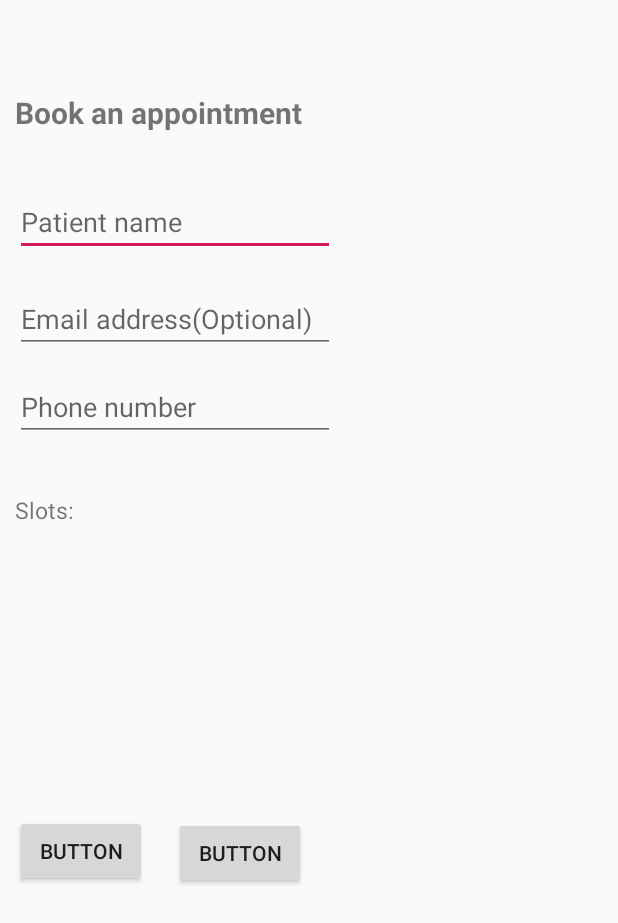
After one commit to akashrajkr/Appointy, an Android app: the patientActivity screen opened directly, with no data from a screen before it, on a phone screen of 412 x 824 dp. The commit adds this screen. Shown: the top 923 px of the screen. Run offline under Robolectric (Android 15) with nearby library versions, the phone set to English and light mode, and no system bars.

Commit message:
added patient activity but it doesn't open if clicked on i'm patient button.

```diff
--- a/app/src/main/AndroidManifest.xml
+++ b/app/src/main/AndroidManifest.xml
@@ -26,7 +26,8 @@
         <activity
             android:name=".doctorLogin"
             android:screenOrientation="portrait" />
-        <activity android:name=".doctorActivity"></activity>
+        <activity android:name=".doctorActivity" />
+        <activity android:name=".patientActivity"></activity>
     </application>
 
 </manifest>
--- a/app/src/main/java/akash/haxkers/com/appointy/MainActivity.java
+++ b/app/src/main/java/akash/haxkers/com/appointy/MainActivity.java
@@ -21,6 +21,9 @@ public class MainActivity extends AppCompatActivity implements View.OnClickListe
             case R.id.doctorbutton :
                 startActivity(new Intent(this, doctorLogin.class));
                 break;
+            case R.id.patientbutton:
+                startActivity(new Intent(this, patientActivity.class));
+                break;
         }
     }
 }
--- a/app/src/main/java/akash/haxkers/com/appointy/doctorActivity.java
+++ b/app/src/main/java/akash/haxkers/com/appointy/doctorActivity.java
@@ -2,12 +2,46 @@ package akash.haxkers.com.appointy;
 
 import android.support.v7.app.AppCompatActivity;
 import android.os.Bundle;
+import android.support.v7.widget.RecyclerView;
+import android.widget.ArrayAdapter;
+import android.widget.ListView;
+import android.widget.TextView;
 
-public class doctorActivity extends AppCompatActivity {
+import com.google.firebase.auth.FirebaseAuth;
+import com.google.firebase.auth.FirebaseUser;
 
+import org.w3c.dom.Text;
+
+import java.util.ArrayList;
+import java.util.List;
+
+public class doctorActivity extends AppCompatActivity
+{
+
+//    FirebaseAuth mAuth;
+//    TextView name =(TextView) findViewById(R.id.name);
+//    ListView listview = (ListView) findViewById(R.id.list);
+//    ArrayList<String> list = new ArrayList<String>();
+//    ArrayAdapter<String> adapter;
     @Override
     protected void onCreate(Bundle savedInstanceState) {
         super.onCreate(savedInstanceState);
         setContentView(R.layout.activity_doctor);
+
+//        list.add("Slot 1");
+//        list.add("Slot2");
+//        list.add("Slot3");
+//        list.add("Slot4");
+//
+//        adapter = new ArrayAdapter<String>(doctorActivity.this, android.R.layout.simple_expandable_list_item_1,list);
+//        listview.setAdapter(adapter);
+//        mAuth = FirebaseAuth.getInstance();
+//        loadUserInformation();
     }
+
+//    private void loadUserInformation() {
+//        FirebaseUser user = mAuth.getCurrentUser();
+//        name.setText(user.getEmail());
+//    }
+
 }
--- a/app/src/main/java/akash/haxkers/com/appointy/doctorLogin.java
+++ b/app/src/main/java/akash/haxkers/com/appointy/doctorLogin.java
@@ -26,7 +26,6 @@ public class doctorLogin extends AppCompatActivity implements View.OnClickListen
         findViewById(R.id.docsubmit).setOnClickListener(this);
         userMail = findViewById(R.id.etUsermail);
         password = findViewById(R.id.etPassword);
-
         mAuth = FirebaseAuth.getInstance();
 
     }
@@ -64,7 +63,6 @@ public class doctorLogin extends AppCompatActivity implements View.OnClickListen
                 if(task.isSuccessful()){
                     Intent intent = new Intent(doctorLogin.this, doctorActivity.class);
                     intent.addFlags(Intent.FLAG_ACTIVITY_CLEAR_TOP);
-
                     startActivity(intent);
                 }
                 else{
@@ -72,7 +70,6 @@ public class doctorLogin extends AppCompatActivity implements View.OnClickListen
                 }
             }
         });
-
 
     }
 
--- /dev/null
+++ b/app/src/main/java/akash/haxkers/com/appointy/patientActivity.java
@@ -0,0 +1,13 @@
+package akash.haxkers.com.appointy;
+
+import android.support.v7.app.AppCompatActivity;
+import android.os.Bundle;
+
+public class patientActivity extends AppCompatActivity {
+    private boolean booked = false;
+    @Override
+    protected void onCreate(Bundle savedInstanceState) {
+        super.onCreate(savedInstanceState);
+        setContentView(R.layout.activity_patient);
+    }
+}
--- a/app/src/main/res/layout/activity_doctor.xml
+++ b/app/src/main/res/layout/activity_doctor.xml
@@ -4,12 +4,59 @@
     xmlns:tools="http://schemas.android.com/tools"
     android:layout_width="match_parent"
     android:layout_height="match_parent"
-    tools:context=".doctorActivity">
+    tools:context=".doctorActivity"
+    android:padding="10dp">
+
     <TextView
+        android:id="@+id/name"
         android:layout_width="wrap_content"
         android:layout_height="wrap_content"
-        android:text="Hello"
-        android:layout_centerHorizontal="true"
-        android:layout_centerVertical="true"/>
+        android:layout_alignParentStart="true"
+        android:layout_alignParentTop="true"
+        android:layout_marginStart="9dp"
+        android:layout_marginTop="44dp"
+        android:text="Hello, Doctor "
+        android:textSize="30dp" />
+
+    <TextView
+        android:id="@+id/textView2"
+        android:layout_width="wrap_content"
+        android:layout_height="wrap_content"
+        android:layout_alignStart="@+id/name"
+        android:layout_alignParentTop="true"
+        android:layout_marginStart="0dp"
+        android:layout_marginTop="111dp"
+        android:text="Here's your scheduled appointments for today" />
+
+    <!--<ScrollView-->
+        <!--android:id="@+id/list"-->
+        <!--android:layout_width="match_parent"-->
+        <!--android:layout_height="434dp"-->
+        <!--android:layout_alignParentTop="true"-->
+        <!--android:layout_alignParentEnd="true"-->
+        <!--android:layout_marginTop="194dp"-->
+        <!--android:layout_marginEnd="10dp"-->
+        <!--android:scrollbars="vertical">-->
+
+        <!--<TextView-->
+            <!--android:layout_width="match_parent"-->
+            <!--android:layout_height="wrap_content"-->
+            <!--android:text="Slot1"-->
+            <!--android:textSize="20sp" />-->
+
+        <!--<TextView-->
+            <!--android:layout_width="match_parent"-->
+            <!--android:layout_height="wrap_content"-->
+            <!--android:text="Slot2"-->
+            <!--android:textSize="20sp" />-->
+
+    <!--</ScrollView>-->
+
+    <!--<ScrollView-->
+        <!--android:layout_width="match_parent"-->
+        <!--android:layout_height="400dp"-->
+        <!--android:layout_marginTop="200dp">-->
+    <!--</ScrollView>-->
+
 
 </RelativeLayout>
--- /dev/null
+++ b/app/src/main/res/layout/activity_patient.xml
@@ -0,0 +1,97 @@
+<?xml version="1.0" encoding="utf-8"?>
+<RelativeLayout xmlns:android="http://schemas.android.com/apk/res/android"
+    xmlns:app="http://schemas.android.com/apk/res-auto"
+    xmlns:tools="http://schemas.android.com/tools"
+    android:layout_width="match_parent"
+    android:layout_height="match_parent"
+    android:padding="10dp"
+    tools:context=".patientActivity">
+
+
+    <EditText
+        android:id="@+id/etPatName"
+        android:layout_width="wrap_content"
+        android:layout_height="wrap_content"
+        android:layout_alignParentTop="true"
+        android:layout_marginStart="0dp"
+        android:layout_marginTop="115dp"
+        android:ems="10"
+        android:hint="Patient name"
+        android:inputType="textPersonName"
+        tools:layout_editor_absoluteX="42dp"
+        tools:layout_editor_absoluteY="103dp" />
+
+    <EditText
+        android:id="@+id/editText2"
+        android:layout_width="wrap_content"
+        android:layout_height="wrap_content"
+        android:layout_below="@+id/Book"
+        android:layout_marginTop="101dp"
+        android:ems="10"
+        android:hint="Email address(Optional)"
+        android:inputType="textEmailAddress"
+        tools:layout_editor_absoluteX="42dp"
+        tools:layout_editor_absoluteY="164dp" />
+
+    <EditText
+        android:id="@+id/editText3"
+        android:layout_width="wrap_content"
+        android:layout_height="wrap_content"
+        android:layout_below="@+id/editText2"
+        android:layout_alignStart="@+id/Book"
+        android:layout_marginStart="0dp"
+        android:layout_marginTop="13dp"
+        android:ems="10"
+        android:hint="Phone number"
+        android:inputType="phone"
+        tools:layout_editor_absoluteX="42dp"
+        tools:layout_editor_absoluteY="228dp" />
+
+    <Button
+        android:id="@+id/button"
+        android:layout_width="wrap_content"
+        android:layout_height="wrap_content"
+        android:layout_alignParentStart="true"
+        android:layout_alignParentBottom="true"
+        android:layout_marginStart="106dp"
+        android:layout_marginBottom="221dp"
+        android:text="Button"
+        tools:layout_editor_absoluteX="42dp"
+        tools:layout_editor_absoluteY="322dp" />
+
+    <Button
+        android:id="@+id/button2"
+        android:layout_width="wrap_content"
+        android:layout_height="wrap_content"
+        android:layout_alignTop="@+id/button"
+        android:layout_marginTop="-1dp"
+        android:text="Button"
+        tools:layout_editor_absoluteX="161dp"
+        tools:layout_editor_absoluteY="321dp" />
+
+    <TextView
+        android:id="@+id/textView3"
+        android:layout_width="wrap_content"
+        android:layout_height="wrap_content"
+        android:layout_alignStart="@+id/Book"
+        android:layout_alignParentTop="true"
+        android:layout_marginStart="0dp"
+        android:layout_marginTop="319dp"
+        android:text="Slots:"
+        android:textSize="15sp"
+        tools:layout_editor_absoluteX="42dp"
+        tools:layout_editor_absoluteY="286dp" />
+
+    <TextView
+        android:id="@+id/Book"
+        android:layout_width="wrap_content"
+        android:layout_height="wrap_content"
+        android:layout_alignParentTop="true"
+        android:layout_marginTop="51dp"
+        android:text="Book an appointment"
+        android:textAlignment="center"
+        android:textSize="20sp"
+        android:textStyle="bold" />
+
+
+</RelativeLayout>
```
